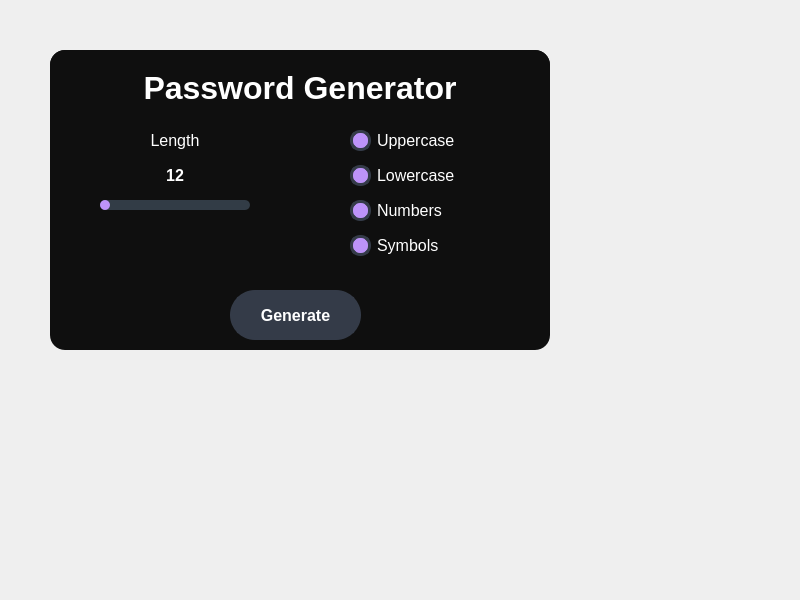
Abid-Chowdhury/Password-Generator, file design.ui: the form before one commit.
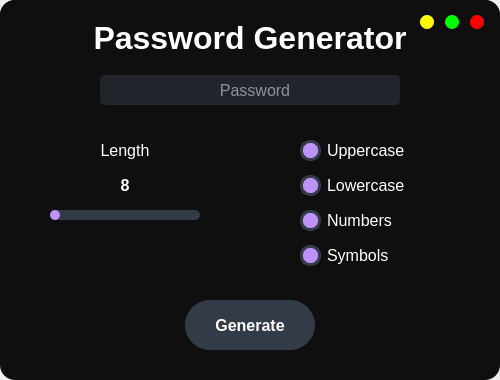
The form after the commit.

The edit to the form file:
```diff
--- a/design.ui
+++ b/design.ui
@@ -6,8 +6,8 @@
    <rect>
     <x>0</x>
     <y>0</y>
-    <width>800</width>
-    <height>600</height>
+    <width>500</width>
+    <height>380</height>
    </rect>
   </property>
   <property name="windowTitle">
@@ -17,10 +17,10 @@
    <widget class="QFrame" name="frame">
     <property name="geometry">
      <rect>
-      <x>50</x>
-      <y>50</y>
+      <x>0</x>
+      <y>0</y>
       <width>500</width>
-      <height>300</height>
+      <height>380</height>
      </rect>
     </property>
     <property name="styleSheet">
@@ -77,7 +77,7 @@
      <property name="geometry">
       <rect>
        <x>50</x>
-       <y>140</y>
+       <y>200</y>
        <width>150</width>
        <height>30</height>
       </rect>
@@ -107,7 +107,7 @@
      <property name="geometry">
       <rect>
        <x>300</x>
-       <y>75</y>
+       <y>135</y>
        <width>150</width>
        <height>30</height>
       </rect>
@@ -155,7 +155,7 @@
      <property name="geometry">
       <rect>
        <x>300</x>
-       <y>110</y>
+       <y>170</y>
        <width>150</width>
        <height>30</height>
       </rect>
@@ -203,7 +203,7 @@
      <property name="geometry">
       <rect>
        <x>300</x>
-       <y>145</y>
+       <y>205</y>
        <width>150</width>
        <height>30</height>
       </rect>
@@ -251,7 +251,7 @@
      <property name="geometry">
       <rect>
        <x>300</x>
-       <y>180</y>
+       <y>240</y>
        <width>150</width>
        <height>30</height>
       </rect>
@@ -298,9 +298,9 @@
     <widget class="QPushButton" name="pushButton">
      <property name="geometry">
       <rect>
-       <x>180</x>
-       <y>240</y>
-       <width>131</width>
+       <x>185</x>
+       <y>300</y>
+       <width>130</width>
        <height>50</height>
       </rect>
      </property>
@@ -336,7 +336,7 @@
      <property name="geometry">
       <rect>
        <x>249</x>
-       <y>76</y>
+       <y>136</y>
        <width>2</width>
        <height>135</height>
       </rect>
@@ -355,7 +355,7 @@
      <property name="geometry">
       <rect>
        <x>50</x>
-       <y>75</y>
+       <y>135</y>
        <width>150</width>
        <height>30</height>
       </rect>
@@ -382,7 +382,7 @@
      <property name="geometry">
       <rect>
        <x>50</x>
-       <y>110</y>
+       <y>170</y>
        <width>150</width>
        <height>30</height>
       </rect>
@@ -401,12 +401,113 @@
 }</string>
      </property>
      <property name="text">
-      <string>12</string>
+      <string>8</string>
      </property>
      <property name="alignment">
       <set>Qt::AlignCenter</set>
      </property>
     </widget>
+    <widget class="QLineEdit" name="lineEdit">
+     <property name="geometry">
+      <rect>
+       <x>100</x>
+       <y>75</y>
+       <width>300</width>
+       <height>30</height>
+      </rect>
+     </property>
+     <property name="font">
+      <font>
+       <pointsize>12</pointsize>
+      </font>
+     </property>
+     <property name="styleSheet">
+      <string notr="true">QLineEdit {
+	color: white;
+	background-color: rgb(33, 37, 43);
+	border-radius: 5px;
+	border: 2px solid rgb(33, 37, 43);
+	padding-left: 10px;
+	selection-color: rgb(255, 255, 255);
+	selection-background-color: rgb(255, 121, 198);
+}
+QLineEdit:hover {
+	border: 2px solid rgb(64, 71, 88);
+}
+QLineEdit:focus {
+	border: 2px solid rgb(91, 101, 124);
+}</string>
+     </property>
+     <property name="alignment">
+      <set>Qt::AlignCenter</set>
+     </property>
+     <property name="dragEnabled">
+      <bool>false</bool>
+     </property>
+     <property name="placeholderText">
+      <string>Password</string>
+     </property>
+     <property name="cursorMoveStyle">
+      <enum>Qt::VisualMoveStyle</enum>
+     </property>
+    </widget>
+    <widget class="QPushButton" name="pushButton_2">
+     <property name="geometry">
+      <rect>
+       <x>470</x>
+       <y>15</y>
+       <width>14</width>
+       <height>14</height>
+      </rect>
+     </property>
+     <property name="styleSheet">
+      <string notr="true">QPushButton {
+	border-radius: 7px;
+	background-color: rgb(255,0,0);
+}</string>
+     </property>
+     <property name="text">
+      <string/>
+     </property>
+    </widget>
+    <widget class="QPushButton" name="pushButton_3">
+     <property name="geometry">
+      <rect>
+       <x>445</x>
+       <y>15</y>
+       <width>14</width>
+       <height>14</height>
+      </rect>
+     </property>
+     <property name="styleSheet">
+      <string notr="true">QPushButton {
+	border-radius: 7px;
+	background-color: rgb(0,255,0);
+}</string>
+     </property>
+     <property name="text">
+      <string/>
+     </property>
+    </widget>
+    <widget class="QPushButton" name="pushButton_4">
+     <property name="geometry">
+      <rect>
+       <x>420</x>
+       <y>15</y>
+       <width>14</width>
+       <height>14</height>
+      </rect>
+     </property>
+     <property name="styleSheet">
+      <string notr="true">QPushButton {
+	border-radius: 7px;
+	background-color: rgb(255,255,0);
+}</string>
+     </property>
+     <property name="text">
+      <string/>
+     </property>
+    </widget>
    </widget>
   </widget>
  </widget>
```
